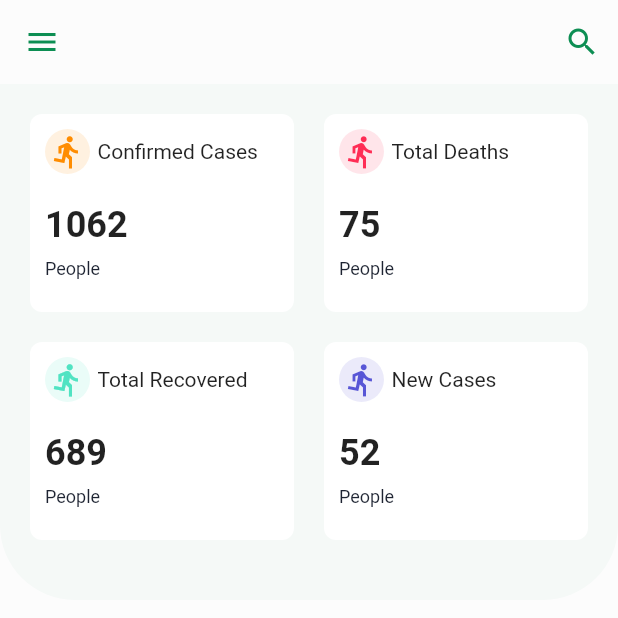
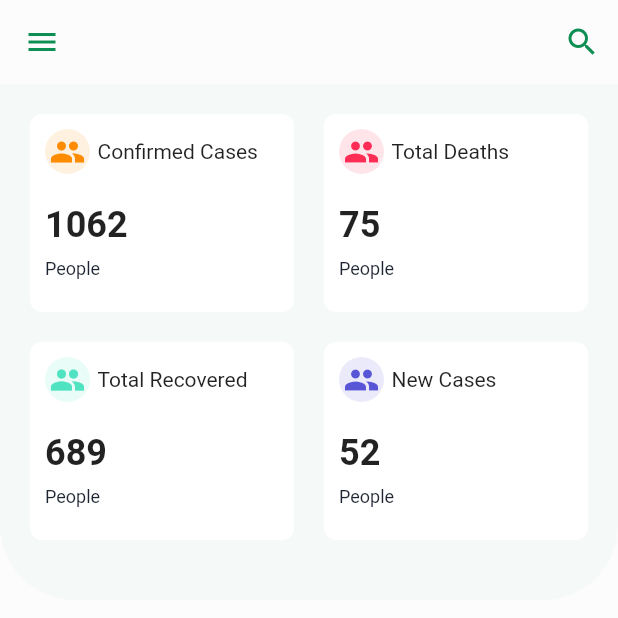
Before and after one commit to K2nate/myapp, a Flutter app: the screen it shows after launch, on a phone screen of 412 x 824 dp, the top half of it. Run offline on Flutter 3.47's test engine with Material 2 defaults, Android fonts, the phone set to English and light mode, and no system bars.

Commit message:
change icon

```diff
--- a/lib/widgets/info_card.dart
+++ b/lib/widgets/info_card.dart
@@ -39,7 +39,7 @@ class InfoCard extends StatelessWidget {
                         shape: BoxShape.circle,
                       ),
                       child: Icon(
-                        Icons.directions_run,
+                        Icons.people,
                         color: iconColor,
                       ),
                     ),
```
